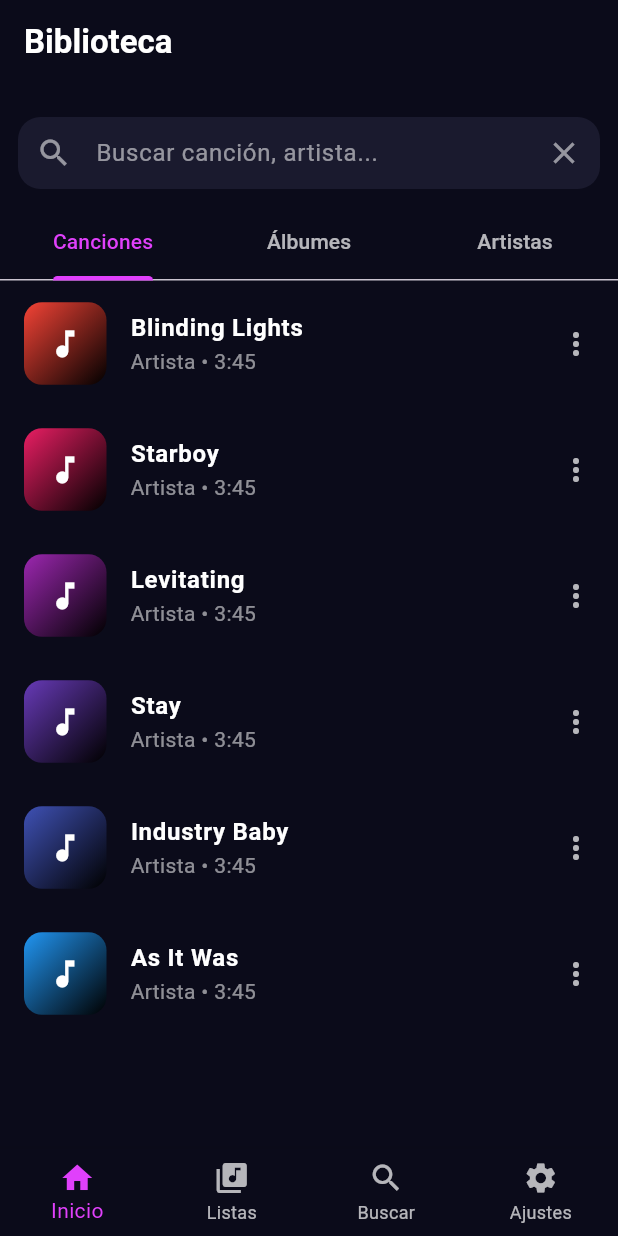
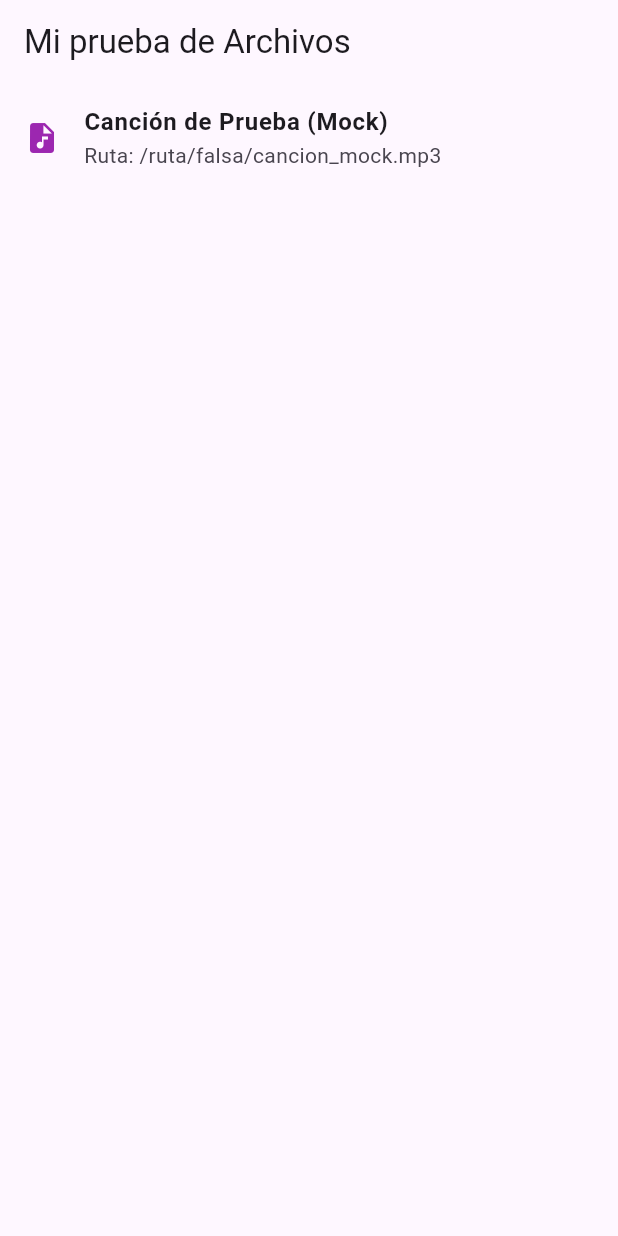
Before and after one commit to NahuelGonzalezMultiAppDev/reproductor_musica, a Flutter app: the screen it shows after launch, on a phone screen of 412 x 824 dp. Run offline on Flutter 3.47's test engine with Material 3 defaults, Android fonts, the phone set to English and light mode, and no system bars; our stand-ins replace flutter_riverpod, just_audio, on_audio_query, permission_handler.

Commit message:
se añadio la carpeta del main dart, services y modelo para el manejo de archivos

```diff
--- a/lib/main.dart
+++ b/lib/main.dart
@@ -1,19 +1,61 @@
 import 'package:flutter/material.dart';
-import 'package:flutter_riverpod/flutter_riverpod.dart';
-import 'screens/main_navigation_screen.dart';
+import 'models/audio_file.dart';
+import 'services/file_scanner_service.dart';
 
 void main() {
-  runApp(const ProviderScope(child: MyApp()));
+  runApp(const MyApp());
 }
 
-class MyApp extends StatelessWidget {
-  const MyApp({super.key});
+class MyApp extends MaterialApp {
+  const MyApp({super.key}) : super(home: const PantallaPrueba(), debugShowCheckedModeBanner: false);
+}
+
+class PantallaPrueba extends StatefulWidget {
+  const PantallaPrueba({super.key});
+
+  @override
+  State<PantallaPrueba> createState() => _PantallaPruebaState();
+}
+
+class _PantallaPruebaState extends State<PantallaPrueba> {
+  final FileScannerService _scanner = FileScannerService();
+  List<AudioFile> _canciones = [];
+  bool _cargando = true;
+
+  @override
+  void initState() {
+    super.initState();
+    _probarEscaner();
+  }
+
+  Future<void> _probarEscaner() async {
+    // 1. Llamamos a tu servicio
+    final canciones = await _scanner.scanSongs();
+
+    // 2. Actualizamos la pantalla con el resultado
+    setState(() {
+      _canciones = canciones;
+      _cargando = false;
+    });
+  }
 
   @override
   Widget build(BuildContext context) {
-    return const MaterialApp(
-      debugShowCheckedModeBanner: false,
-      home: MainNavigationScreen(),
+    return Scaffold(
+      appBar: AppBar(title: const Text('Mi prueba de Archivos')),
+      body: _cargando
+        ? const Center(child: CircularProgressIndicator()) // Muestra un circulito mientras escanea
+        : ListView.builder(
+            itemCount: _canciones.length,
+            itemBuilder: (context, index) {
+              final cancion = _canciones[index];
+              return ListTile(
+                leading: const Icon(Icons.audio_file, color: Colors.purple),
+                title: Text(cancion.title, style: const TextStyle(fontWeight: FontWeight.bold)),
+                subtitle: Text("Ruta: ${cancion.path}"),
+              );
+            },
+          ),
     );
   }
 }
--- /dev/null
+++ b/lib/models/audio_file.dart
@@ -0,0 +1,10 @@
+class AudioFile{
+
+  final String title;
+  final String path;
+  final String artist;
+
+  AudioFile({required this.title, required this.path, required this.artist});
+
+
+}
--- /dev/null
+++ b/lib/services/file_scanner_service.dart
@@ -0,0 +1,63 @@
+import 'dart:io';
+import 'package:on_audio_query/on_audio_query.dart';
+import 'package:permission_handler/permission_handler.dart';
+import '../models/audio_file.dart';
+
+class FileScannerService {
+  final OnAudioQuery _audioQuery = OnAudioQuery();
+
+  Future<bool> requestPermissions() async {
+    if (Platform.isAndroid) {
+      PermissionStatus status;
+      status = await Permission.audio.request();
+      if (status.isGranted) return true;
+
+      status = await Permission.storage.request();
+      return status.isGranted;
+    }
+    return false;
+  }
+
+  Future<List<AudioFile>> scanSongs() async {
+    bool hasPermission = await requestPermissions();
+
+    if (!hasPermission) {
+      print("Permisos denegados. Devolviendo mock...");
+      return _getMockSong();
+    }
+
+    try {
+      List<SongModel> songs = await _audioQuery.querySongs(
+        sortType: null,
+        orderType: OrderType.ASC_OR_SMALLER,
+        uriType: UriType.EXTERNAL,
+        ignoreCase: true,
+      );
+
+      if (songs.isEmpty) {
+        print("No se encontraron canciones reales. Devolviendo mock...");
+        return _getMockSong();
+      }
+
+      return songs.map((song) => AudioFile(
+        title: song.title,
+        path: song.data,
+        artist: song.artist ?? "<Desconocido>",
+      )).toList();
+
+    } catch (e) {
+      print("Error escaneando música: $e");
+      return _getMockSong();
+    }
+  }
+
+  List<AudioFile> _getMockSong() {
+    return [
+      AudioFile(
+        title: "Canción de Prueba (Mock)",
+        path: "/ruta/falsa/cancion_mock.mp3",
+        artist: "Artista Desconocido"
+      )
+    ];
+  }
+}
```
Also changed, not shown: pubspec.yaml (+83 -4 lines), pubspec.lock.
